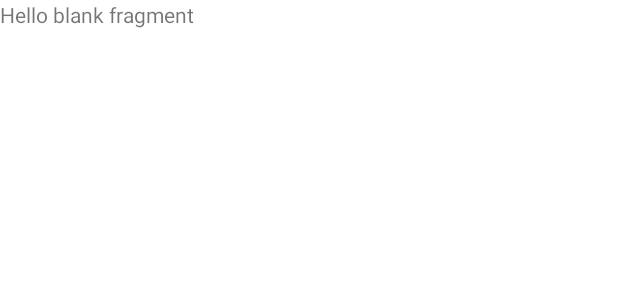
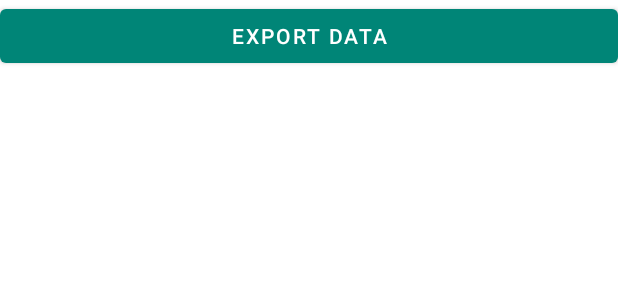
Before and after one commit to CUB3D/CUB3D_Notes, an Android app: the layout fragment_settings.xml on its own in the app's theme, with its tools: preview values and no code run, on a phone screen of 412 x 824 dp. Shown: the top 300 px of the screen. Run offline under Robolectric (Android 15) with nearby library versions, the phone set to English and light mode, and no system bars; network calls fail.

Commit message:
Data export

```diff
--- a/app/src/main/java/pw/cub3d/cub3_notes/database/dao/NotesDao.kt
+++ b/app/src/main/java/pw/cub3d/cub3_notes/database/dao/NotesDao.kt
@@ -14,6 +14,9 @@ abstract class NotesDao {
     @Transaction
     @Query("SELECT * FROM notes WHERE notes.pinned = 1 AND archived = 0")
     abstract fun getAllPinnedNotes(): LiveData<List<NoteAndCheckboxes>>
+
+    @Query("SELECT * FROM notes")
+    abstract suspend fun getAllNotes(): List<NoteAndCheckboxes>
 
     @Insert
     abstract fun insert(note: Note): Long
--- a/app/src/main/java/pw/cub3d/cub3_notes/database/entity/CheckboxEntry.kt
+++ b/app/src/main/java/pw/cub3d/cub3_notes/database/entity/CheckboxEntry.kt
@@ -2,8 +2,10 @@ package pw.cub3d.cub3_notes.database.entity
 
 import androidx.room.Entity
 import androidx.room.PrimaryKey
+import com.squareup.moshi.JsonClass
 
 @Entity(tableName = "checkbox_entry")
+@JsonClass(generateAdapter = true)
 data class CheckboxEntry(
     @PrimaryKey(autoGenerate = true) var id: Long = 0,
     var noteId: Long = 0,
--- a/app/src/main/java/pw/cub3d/cub3_notes/database/entity/Note.kt
+++ b/app/src/main/java/pw/cub3d/cub3_notes/database/entity/Note.kt
@@ -6,12 +6,14 @@ import androidx.room.Embedded
 import androidx.room.Entity
 import androidx.room.Ignore
 import androidx.room.PrimaryKey
+import com.squareup.moshi.JsonClass
 import org.threeten.bp.LocalDateTime
 import org.threeten.bp.Month
 import org.threeten.bp.ZonedDateTime
 import org.threeten.bp.format.DateTimeFormatter
 
 @Entity(tableName = "notes")
+@JsonClass(generateAdapter = true)
 data class Note(
     @PrimaryKey(autoGenerate = true)
     var id: Long = 0,
--- a/app/src/main/java/pw/cub3d/cub3_notes/database/entity/NoteAndCheckboxes.kt
+++ b/app/src/main/java/pw/cub3d/cub3_notes/database/entity/NoteAndCheckboxes.kt
@@ -2,7 +2,9 @@ package pw.cub3d.cub3_notes.database.entity
 
 import androidx.room.Embedded
 import androidx.room.Relation
+import com.squareup.moshi.JsonClass
 
+@JsonClass(generateAdapter = true)
 data class NoteAndCheckboxes(
     @Embedded
     val note: Note,
--- a/app/src/main/java/pw/cub3d/cub3_notes/database/repository/NoteRepository.kt
+++ b/app/src/main/java/pw/cub3d/cub3_notes/database/repository/NoteRepository.kt
@@ -16,4 +16,6 @@ class NoteRepository @Inject constructor(
     fun getAllUnpinnedNotes() = notesDao.getAllUnpinnedNotes()
 
     fun getAllPinnedNotes() = notesDao.getAllPinnedNotes()
+
+    suspend fun getAllNotes() = notesDao.getAllNotes()
 }
--- a/app/src/main/res/layout/fragment_settings.xml
+++ b/app/src/main/res/layout/fragment_settings.xml
@@ -1,14 +1,19 @@
 <?xml version="1.0" encoding="utf-8"?>
-<FrameLayout xmlns:android="http://schemas.android.com/apk/res/android"
+<LinearLayout xmlns:android="http://schemas.android.com/apk/res/android"
+    xmlns:app="http://schemas.android.com/apk/res-auto"
     xmlns:tools="http://schemas.android.com/tools"
+    android:id="@+id/frameLayout"
     android:layout_width="match_parent"
     android:layout_height="match_parent"
+    android:orientation="vertical"
     tools:context=".ui.settings.SettingsFragment">
 
     <!-- TODO: Update blank fragment layout -->
-    <TextView
+
+    <Button
+        android:id="@+id/setting_export"
         android:layout_width="match_parent"
-        android:layout_height="match_parent"
-        android:text="@string/hello_blank_fragment" />
+        android:layout_height="wrap_content"
+        android:text="Export data" />
 
-</FrameLayout>
+</LinearLayout>
```
Also changed, not shown: app/build.gradle (+17 -12 lines), app/src/main/java/pw/cub3d/cub3_notes/database/DataExporter.kt (+33 -1 lines), app/src/main/java/pw/cub3d/cub3_notes/ui/settings/SettingsFragment.kt (+29 -0 lines).
